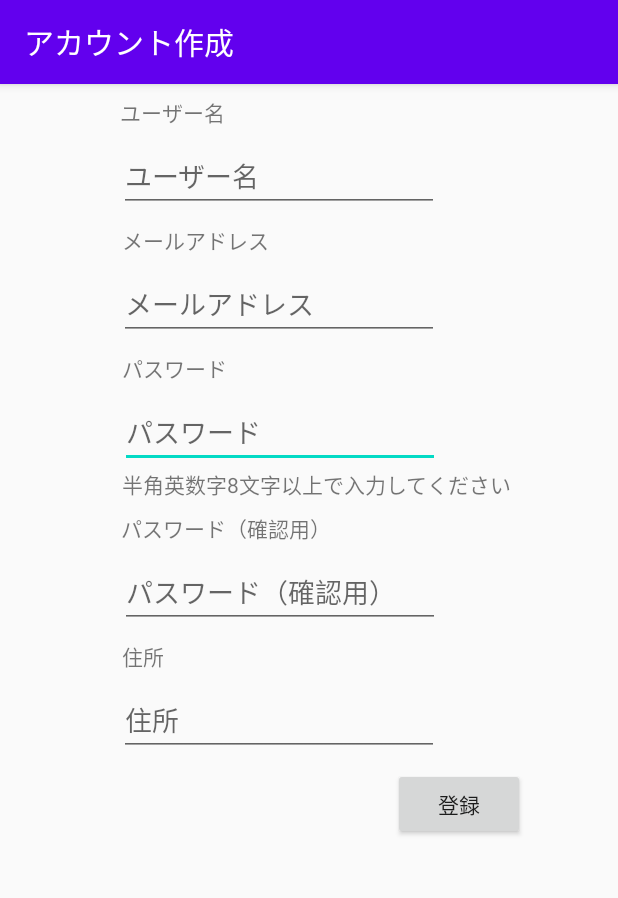
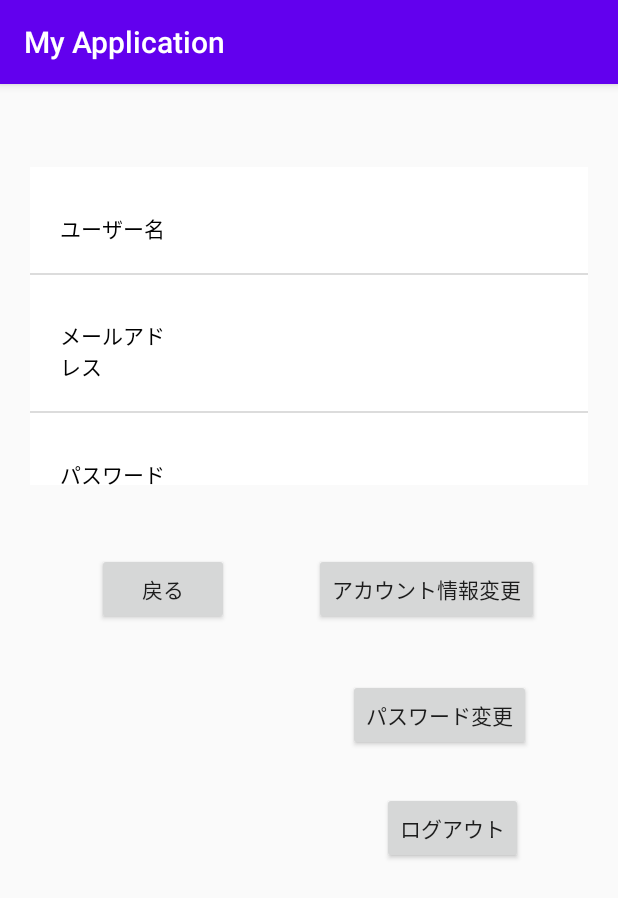
Before and after one commit to SOENOMIZUKI/HomeAlone, an Android app: the screen it shows after launch (Signup before the commit, AccountDispActivity after it), on a phone screen of 412 x 824 dp. Shown: the top 898 px of the screen. Run offline under Robolectric (Android 15) with nearby library versions, the phone set to English and light mode, and no system bars.

Commit message:
feat: ユーザー情報パッケージ作成

```diff
--- a/app/src/main/AndroidManifest.xml
+++ b/app/src/main/AndroidManifest.xml
@@ -1,6 +1,7 @@
 <?xml version="1.0" encoding="utf-8"?>
 <manifest xmlns:android="http://schemas.android.com/apk/res/android"
-    package="com.example.myapplication" >
+    package="com.example.myapplication">
+
     <uses-permission android:name="android.permission.INTERNET" />
 
     <application
@@ -9,25 +10,22 @@
         android:label="@string/app_name"
         android:roundIcon="@mipmap/ic_launcher_round"
         android:supportsRtl="true"
-        android:theme="@style/AppTheme" >
-        <activity
-            android:name=".Signup"
-            android:label="アカウント作成">
+        android:theme="@style/AppTheme">
+        <activity android:name=".AccountDispActivity">
             <intent-filter>
                 <action android:name="android.intent.action.MAIN" />
 
                 <category android:name="android.intent.category.LAUNCHER" />
             </intent-filter>
         </activity>
-        <activity android:name=".MainActivity">
-
+        <activity
+            android:name=".Signup"
+            android:label="アカウント作成">
         </activity>
-        <activity android:name=".WeatherActivity" >
-        </activity>
-        <activity android:name=".CalendarActivity" >
-        </activity>
-        <activity android:name=".AlarmActivity" >
-        </activity>
+        <activity android:name=".MainActivity"></activity>
+        <activity android:name=".WeatherActivity"></activity>
+        <activity android:name=".CalendarActivity"></activity>
+        <activity android:name=".AlarmActivity"></activity>
         <activity android:name=".AlarmSettingActivity" />
     </application>
 
--- /dev/null
+++ b/app/src/main/java/com/example/myapplication/AccountDispActivity.java
@@ -0,0 +1,58 @@
+package com.example.myapplication;
+
+import androidx.appcompat.app.AppCompatActivity;
+
+import android.database.sqlite.SQLiteDatabase;
+import android.os.Bundle;
+import android.widget.ArrayAdapter;
+import android.widget.BaseAdapter;
+import android.widget.ListView;
+
+import java.util.ArrayList;
+import java.util.List;
+
+public class AccountDispActivity extends AppCompatActivity {
+
+    private SQLiteDatabase sqlDB;
+    DBManager dbm;
+
+    private static final String[] names = {
+            "ユーザー名",
+            "メールアドレス",
+            "パスワード",
+            "住所",
+            "アバター",
+    };
+    String[] date = {
+            "",
+            "",
+            "",
+            "",
+            "",
+    };
+    @Override
+    protected void onCreate(Bundle savedInstanceState) {
+        super.onCreate(savedInstanceState);
+        setContentView(R.layout.activity_account_disp);
+
+        ArrayList list = new ArrayList<>();
+
+        // リスト項目とListViewを対応付けるArrayAdapterを用意する
+        ArrayAdapter Aadapter = new ArrayAdapter<>(this, android.R.layout.simple_list_item_1, list);
+
+        // ListViewにArrayAdapterを設定する
+        ListView listView = (ListView)findViewById(R.id.listView);
+        listView.setAdapter(Aadapter);
+        // ListViewのインスタンスを生成
+        listView = findViewById(R.id.listView);
+
+        // BaseAdapter を継承したadapterのインスタンスを生成
+        // レイアウトファイル list_items.xml を
+        // activity_main.xml に inflate するためにKadapterに引数として渡す
+        BaseAdapter Kadapter = new UserDispAdapter(this.getApplicationContext(),
+                R.layout.user_disp_list, names, date);
+
+        // ListViewにadapterをセット
+        listView.setAdapter(Kadapter);
+    }
+}
--- /dev/null
+++ b/app/src/main/java/com/example/myapplication/UserDispAdapter.java
@@ -0,0 +1,75 @@
+package com.example.myapplication;
+import android.content.Context;
+import android.graphics.Bitmap;
+import android.graphics.BitmapFactory;
+import android.view.LayoutInflater;
+import android.view.View;
+import android.view.ViewGroup;
+import android.widget.BaseAdapter;
+import android.widget.ImageView;
+import android.widget.TextView;
+public class UserDispAdapter extends BaseAdapter{
+    private LayoutInflater inflater;
+    private int layoutID;
+    private String[] namelist;
+    private String[] datelist;
+
+
+    static class ViewHolder {
+        TextView text;
+        TextView date;
+
+    }
+
+    UserDispAdapter(Context context, int itemLayoutId,
+                   String[] names, String[] prices ){
+
+        inflater = LayoutInflater.from(context);
+        layoutID = itemLayoutId;
+
+        namelist = names;
+        datelist = prices;
+
+
+    }
+
+    @Override
+    public View getView(int position, View convertView, ViewGroup parent) {
+
+        ViewHolder holder;
+
+        if (convertView == null) {
+            convertView = inflater.inflate(layoutID, null);
+            holder = new ViewHolder();
+
+            holder.text = convertView.findViewById(R.id.text_view);
+            holder.date = convertView.findViewById(R.id.price);
+            convertView.setTag(holder);
+        } else {
+            holder = (ViewHolder) convertView.getTag();
+        }
+
+
+
+
+        holder.text.setText(namelist[position]);
+        holder.date.setText(datelist[position]);
+
+        return convertView;
+    }
+
+    @Override
+    public int getCount() {
+        return namelist.length;
+    }
+
+    @Override
+    public Object getItem(int position) {
+        return position;
+    }
+
+    @Override
+    public long getItemId(int position) {
+        return position;
+    }
+}
--- /dev/null
+++ b/app/src/main/res/layout/activity_account_disp.xml
@@ -0,0 +1,67 @@
+<?xml version="1.0" encoding="utf-8"?>
+<androidx.constraintlayout.widget.ConstraintLayout xmlns:android="http://schemas.android.com/apk/res/android"
+    xmlns:app="http://schemas.android.com/apk/res-auto"
+    xmlns:tools="http://schemas.android.com/tools"
+    android:layout_width="match_parent"
+    android:layout_height="match_parent"
+    tools:context=".AccountDispActivity">
+
+    <ListView
+        android:id="@+id/listView"
+        android:layout_width="372dp"
+        android:layout_height="212dp"
+        app:layout_constraintBottom_toBottomOf="parent"
+        app:layout_constraintEnd_toEndOf="parent"
+        app:layout_constraintStart_toStartOf="parent"
+        app:layout_constraintTop_toTopOf="parent"
+        app:layout_constraintVertical_bias="0.100000024" />
+
+    <Button
+        android:id="@+id/button"
+        android:layout_width="wrap_content"
+        android:layout_height="wrap_content"
+        android:text="@string/account_update"
+        app:layout_constraintBottom_toBottomOf="parent"
+        app:layout_constraintEnd_toEndOf="parent"
+        app:layout_constraintHorizontal_bias="0.8"
+        app:layout_constraintStart_toStartOf="parent"
+        app:layout_constraintTop_toBottomOf="@+id/listView"
+        app:layout_constraintVertical_bias="0.100000024" />
+
+    <Button
+        android:id="@+id/button2"
+        android:layout_width="wrap_content"
+        android:layout_height="wrap_content"
+        android:text="@string/password_update"
+        app:layout_constraintBottom_toBottomOf="parent"
+        app:layout_constraintEnd_toEndOf="parent"
+        app:layout_constraintHorizontal_bias="0.8"
+        app:layout_constraintStart_toStartOf="parent"
+        app:layout_constraintTop_toBottomOf="@+id/button"
+        app:layout_constraintVertical_bias="0.100000024" />
+
+    <Button
+        android:id="@+id/button3"
+        android:layout_width="wrap_content"
+        android:layout_height="wrap_content"
+        android:text="@string/logout"
+        app:layout_constraintBottom_toBottomOf="parent"
+        app:layout_constraintEnd_toEndOf="parent"
+        app:layout_constraintHorizontal_bias="0.8"
+        app:layout_constraintStart_toStartOf="parent"
+        app:layout_constraintTop_toBottomOf="@+id/button2"
+        app:layout_constraintVertical_bias="0.100000024" />
+
+    <Button
+        android:id="@+id/button4"
+        android:layout_width="wrap_content"
+        android:layout_height="wrap_content"
+        android:text="@string/戻る"
+        app:layout_constraintBottom_toBottomOf="parent"
+        app:layout_constraintEnd_toEndOf="parent"
+        app:layout_constraintHorizontal_bias="0.2"
+        app:layout_constraintStart_toStartOf="parent"
+        app:layout_constraintTop_toBottomOf="@+id/listView"
+        app:layout_constraintVertical_bias="0.100000024" />
+
+</androidx.constraintlayout.widget.ConstraintLayout>
--- /dev/null
+++ b/app/src/main/res/layout/user_disp_list.xml
@@ -0,0 +1,37 @@
+<?xml version="1.0" encoding="utf-8"?>
+<androidx.constraintlayout.widget.ConstraintLayout
+    xmlns:android="http://schemas.android.com/apk/res/android" android:layout_width="match_parent"
+    android:layout_height="match_parent">
+    <LinearLayout
+        xmlns:android="http://schemas.android.com/apk/res/android"
+        android:orientation="horizontal"
+        android:background="#FFFFFF"
+        android:layout_width="match_parent"
+        android:layout_height="match_parent">
+
+
+
+        <LinearLayout
+            android:layout_width="332dp"
+            android:layout_height="match_parent"
+            android:orientation="vertical">
+
+            <TextView
+                android:id="@+id/text_view"
+                android:layout_width="81dp"
+                android:layout_height="wrap_content"
+                android:layout_marginStart="20dp"
+                android:layout_marginTop="30dp"
+                android:textColor="#000" />
+
+            <TextView
+                android:id="@+id/price"
+                android:layout_width="79dp"
+                android:layout_height="wrap_content"
+                android:layout_marginLeft="230dp"
+                android:text="TextView" />
+
+        </LinearLayout>
+
+    </LinearLayout>
+</androidx.constraintlayout.widget.ConstraintLayout>
--- a/app/src/main/res/values/strings.xml
+++ b/app/src/main/res/values/strings.xml
@@ -24,4 +24,7 @@
     <string name="hint">半角英数字8文字以上で入力してください</string>
     <string name="email">メールアドレス</string>
     <string name="email_box">メールアドレス</string>
+    <string name="account_update">アカウント情報変更</string>
+    <string name="password_update">パスワード変更</string>
+    <string name="logout">ログアウト</string>
 </resources>
```
